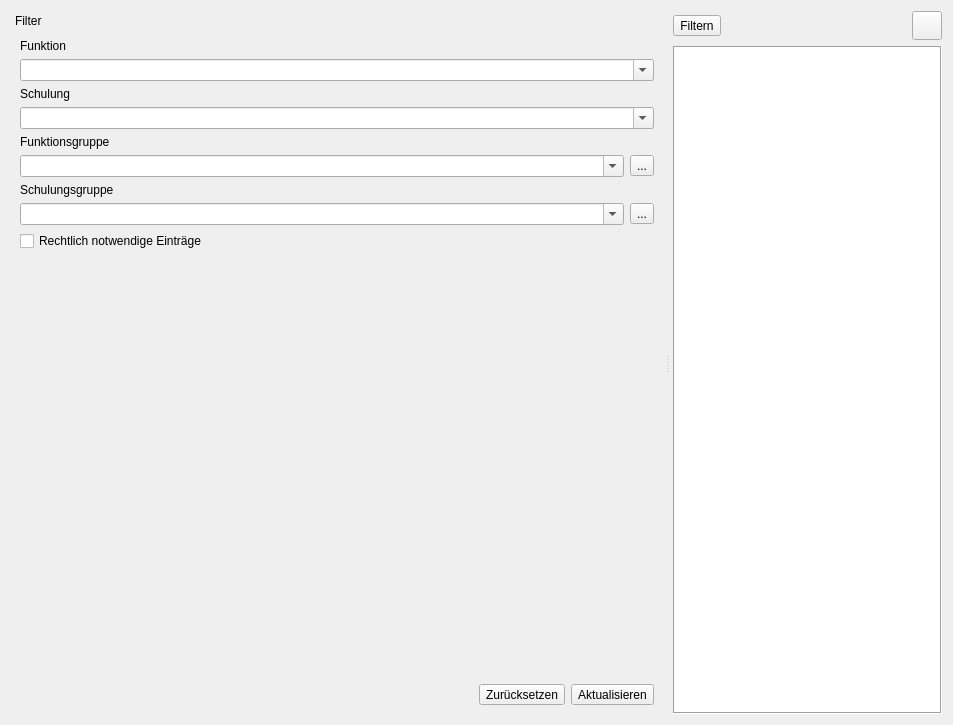
Christian-Kr/QualificationMatrix, file ui/qmqualimatrixwidget.ui: the form before one commit.
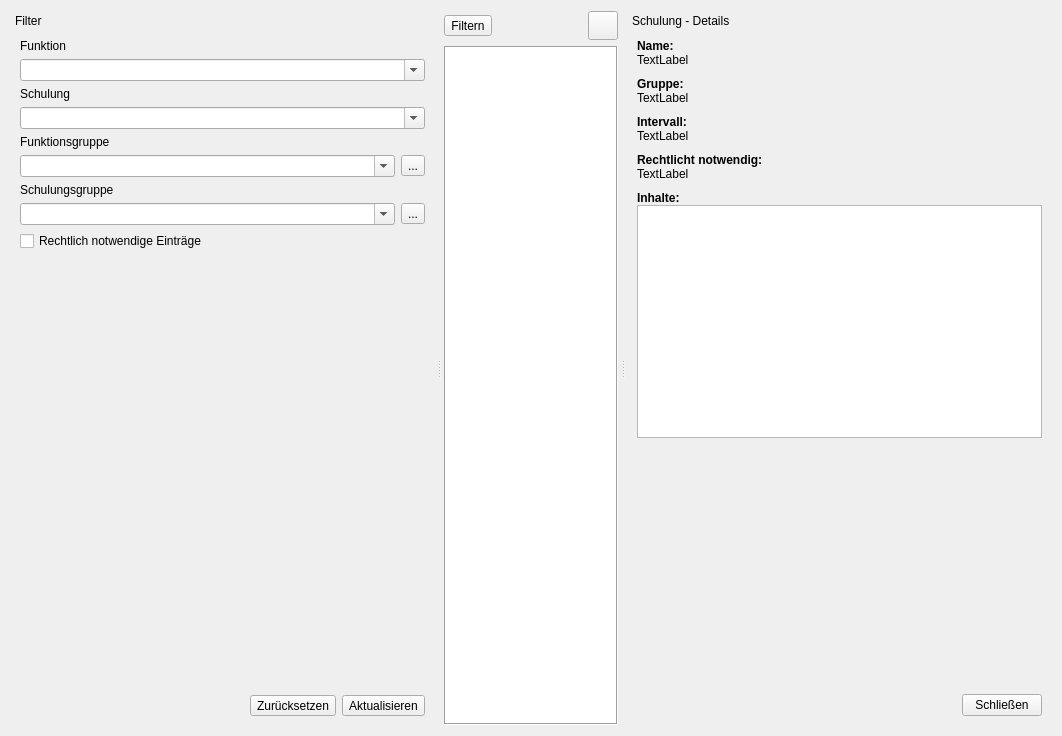
The form after the commit. Icons and pictures are not drawn. Custom widgets are drawn as their Qt base class.

Commit message: Add train details dialog

```diff
--- a/ui/qmqualimatrixwidget.ui
+++ b/ui/qmqualimatrixwidget.ui
@@ -6,8 +6,8 @@
    <rect>
     <x>0</x>
     <y>0</y>
-    <width>953</width>
-    <height>725</height>
+    <width>1062</width>
+    <height>736</height>
    </rect>
   </property>
   <property name="windowTitle">
@@ -379,6 +379,196 @@
        </item>
       </layout>
      </widget>
+     <widget class="QDockWidget" name="dwTrainDetails">
+      <property name="minimumSize">
+       <size>
+        <width>300</width>
+        <height>523</height>
+       </size>
+      </property>
+      <property name="features">
+       <set>QDockWidget::NoDockWidgetFeatures</set>
+      </property>
+      <property name="windowTitle">
+       <string>Schulung - Details</string>
+      </property>
+      <widget class="QWidget" name="dockWidgetContents_2">
+       <layout class="QGridLayout" name="gridLayout_3">
+        <property name="verticalSpacing">
+         <number>10</number>
+        </property>
+        <item row="0" column="0" colspan="2">
+         <layout class="QVBoxLayout" name="verticalLayout">
+          <item>
+           <widget class="QLabel" name="label_3">
+            <property name="font">
+             <font>
+              <weight>75</weight>
+              <bold>true</bold>
+             </font>
+            </property>
+            <property name="text">
+             <string>Name:</string>
+            </property>
+           </widget>
+          </item>
+          <item>
+           <widget class="QLabel" name="laName">
+            <property name="text">
+             <string>TextLabel</string>
+            </property>
+            <property name="wordWrap">
+             <bool>true</bool>
+            </property>
+           </widget>
+          </item>
+         </layout>
+        </item>
+        <item row="3" column="0" colspan="2">
+         <layout class="QVBoxLayout" name="verticalLayout_5">
+          <item>
+           <widget class="QLabel" name="label_8">
+            <property name="font">
+             <font>
+              <weight>75</weight>
+              <bold>true</bold>
+             </font>
+            </property>
+            <property name="text">
+             <string>Rechtlicht notwendig:</string>
+            </property>
+           </widget>
+          </item>
+          <item>
+           <widget class="QLabel" name="laLegallyNecessary">
+            <property name="text">
+             <string>TextLabel</string>
+            </property>
+           </widget>
+          </item>
+         </layout>
+        </item>
+        <item row="4" column="0" colspan="2">
+         <layout class="QVBoxLayout" name="verticalLayout_6">
+          <item>
+           <widget class="QLabel" name="label_9">
+            <property name="font">
+             <font>
+              <weight>75</weight>
+              <bold>true</bold>
+             </font>
+            </property>
+            <property name="text">
+             <string>Inhalte:</string>
+            </property>
+            <property name="alignment">
+             <set>Qt::AlignLeading|Qt::AlignLeft|Qt::AlignTop</set>
+            </property>
+           </widget>
+          </item>
+          <item>
+           <widget class="QPlainTextEdit" name="pteContent">
+            <property name="readOnly">
+             <bool>true</bool>
+            </property>
+           </widget>
+          </item>
+         </layout>
+        </item>
+        <item row="6" column="0" colspan="2">
+         <layout class="QHBoxLayout" name="horizontalLayout_5">
+          <item>
+           <spacer name="horizontalSpacer_3">
+            <property name="orientation">
+             <enum>Qt::Horizontal</enum>
+            </property>
+            <property name="sizeHint" stdset="0">
+             <size>
+              <width>40</width>
+              <height>20</height>
+             </size>
+            </property>
+           </spacer>
+          </item>
+          <item>
+           <widget class="QPushButton" name="pbClose">
+            <property name="text">
+             <string>Schließen</string>
+            </property>
+            <property name="shortcut">
+             <string>Ctrl+I</string>
+            </property>
+           </widget>
+          </item>
+         </layout>
+        </item>
+        <item row="5" column="0" colspan="2">
+         <spacer name="verticalSpacer_2">
+          <property name="orientation">
+           <enum>Qt::Vertical</enum>
+          </property>
+          <property name="sizeHint" stdset="0">
+           <size>
+            <width>273</width>
+            <height>185</height>
+           </size>
+          </property>
+         </spacer>
+        </item>
+        <item row="1" column="0" colspan="2">
+         <layout class="QVBoxLayout" name="verticalLayout_3">
+          <item>
+           <widget class="QLabel" name="label_6">
+            <property name="font">
+             <font>
+              <weight>75</weight>
+              <bold>true</bold>
+             </font>
+            </property>
+            <property name="text">
+             <string>Gruppe:</string>
+            </property>
+           </widget>
+          </item>
+          <item>
+           <widget class="QLabel" name="laGroup">
+            <property name="text">
+             <string>TextLabel</string>
+            </property>
+            <property name="wordWrap">
+             <bool>true</bool>
+            </property>
+           </widget>
+          </item>
+         </layout>
+        </item>
+        <item row="2" column="0" colspan="2">
+         <layout class="QVBoxLayout" name="verticalLayout_4">
+          <item>
+           <widget class="QLabel" name="label_7">
+            <property name="font">
+             <font>
+              <weight>75</weight>
+              <bold>true</bold>
+             </font>
+            </property>
+            <property name="text">
+             <string>Intervall:</string>
+            </property>
+           </widget>
+          </item>
+          <item>
+           <widget class="QLabel" name="laInterval">
+            <property name="text">
+             <string>TextLabel</string>
+            </property>
+           </widget>
+          </item>
+         </layout>
+        </item>
+       </layout>
+      </widget>
+     </widget>
     </widget>
    </item>
   </layout>
```
Left out of the diff: 17 changed lines with no effect on the pictures. The commit also changes 5 other files.
